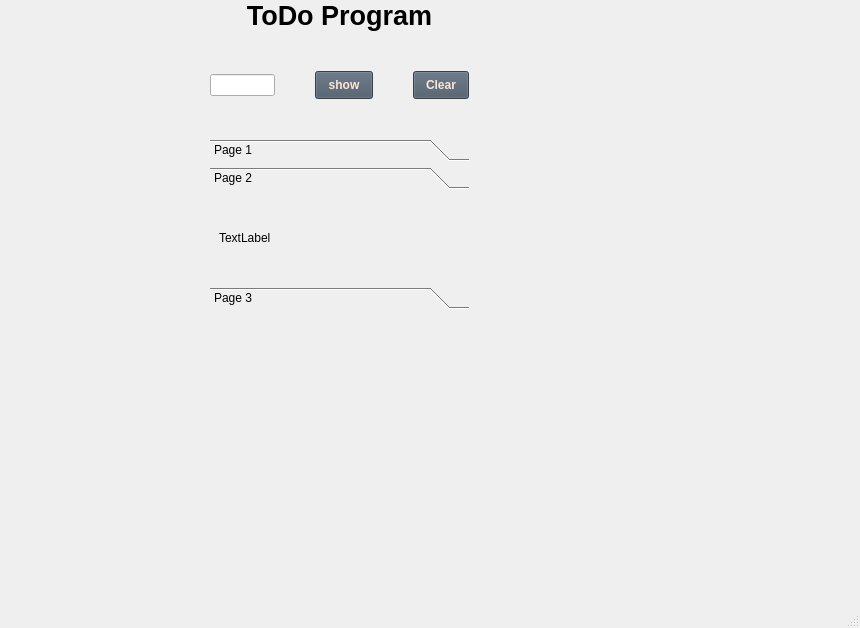
The window that mainWindow/mainwindow.ui (denysfreiuk/ToDoManager-Cpp) describes before a commit, drawn with Qt 5.
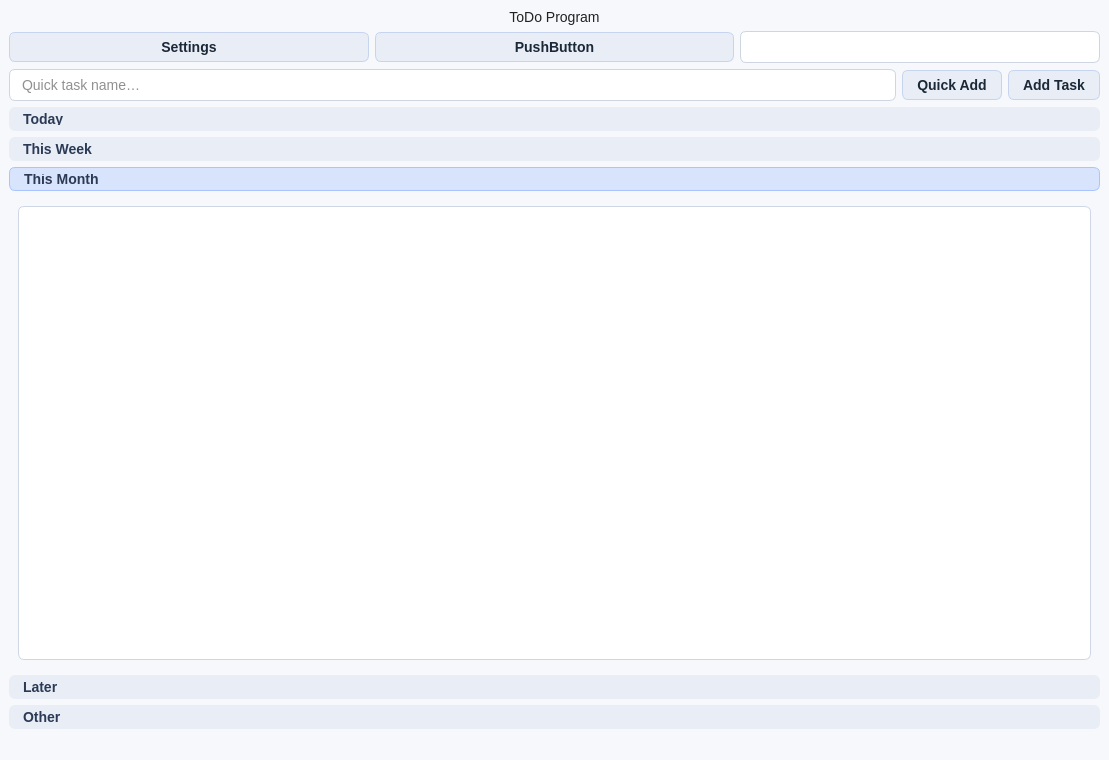
The same window after the commit. The open tabs and pages were chosen to show the change. Icons and pictures are not drawn.

Commit message: Implement main ToDo window, task widget system, and core task management features

Diff of the .ui file:
```diff
--- a/mainWindow/mainwindow.ui
+++ b/mainWindow/mainwindow.ui
@@ -6,8 +6,8 @@
    <rect>
     <x>0</x>
     <y>0</y>
-    <width>860</width>
-    <height>628</height>
+    <width>1109</width>
+    <height>760</height>
    </rect>
   </property>
   <property name="windowTitle">
@@ -16,28 +16,165 @@
   <property name="layoutDirection">
    <enum>Qt::LayoutDirection::LeftToRight</enum>
   </property>
+  <property name="styleSheet">
+   <string notr="true">/* === 🌈 GLOBAL === */
+QWidget {
+    background-color: #f6f8fb;
+    font-family: &quot;Segoe UI&quot;, &quot;Roboto&quot;, sans-serif;
+    font-size: 14px;
+    color: #222;
+}
+
+/* === 🧭 QToolBox === */
+QToolBox::tab {
+    background-color: #e9eef6;
+    border-radius: 6px;
+    padding: 6px 10px;
+    font-weight: 600;
+    color: #2b3a55;
+}
+QToolBox::tab:selected {
+    background-color: #d7e4fb;
+    border: 1px solid #aac4ff;
+}
+QToolBox::tab:hover {
+    background-color: #dfe8f9;
+}
+
+/* === 📋 QListWidget === */
+QListWidget {
+    background-color: #ffffff;
+    border: 1px solid #d0d7e4;
+    border-radius: 6px;
+    padding: 4px;
+}
+QListWidget::item {
+    margin: 2px;
+    padding: 6px 8px;
+    border-radius: 4px;
+}
+QListWidget::item:selected {
+    background-color: #e8f2ff;
+    border: 1px solid #aac8ff;
+}
+
+/* === 🧾 QLineEdit === */
+QLineEdit {
+    background-color: #ffffff;
+    border: 1px solid #cdd6e1;
+    border-radius: 6px;
+    padding: 6px 10px;
+    selection-background-color: #cfe2ff;
+}
+QLineEdit:focus {
+    border: 1px solid #6ea8fe;
+    background-color: #fefeff;
+}
+
+/* === 🔘 QPushButton === */
+QPushButton {
+    background-color: #e9eef6;
+    color: #1b2838;
+    border: 1px solid #c6d4ef;
+    border-radius: 6px;
+    padding: 6px 14px;
+    font-weight: 500;
+    transition: all 0.2s ease-in-out;
+}
+QPushButton:hover {
+    background-color: #d7e4fb;
+}
+QPushButton:pressed {
+    background-color: #c6d4ef;
+}
+QPushButton:disabled {
+    background-color: #e0e4ec;
+    color: #999;
+}
+
+/* === ⚙️ QComboBox (View Filter) === */
+QComboBox {
+    background-color: #ffffff;
+    border: 1px solid #cdd6e1;
+    border-radius: 6px;
+    padding: 6px 10px;
+    min-width: 130px;
+}
+QComboBox:hover {
+    border: 1px solid #6ea8fe;
+}
+QComboBox::drop-down {
+    border: none;
+    width: 24px;
+}
+QComboBox::down-arrow {
+    image: url(:/icons/down-arrow.png);
+    width: 10px;
+    height: 10px;
+}
+
+/* === 📦 QGroupBox / Панелі === */
+QGroupBox {
+    border: 1px solid #d0dae7;
+    border-radius: 6px;
+    margin-top: 8px;
+    background-color: #fdfdff;
+}
+QGroupBox::title {
+    subcontrol-origin: margin;
+    left: 8px;
+    padding: 0 4px;
+    color: #3b4b65;
+}
+
+/* === 🪟 QScrollBar (красивий) === */
+QScrollBar:vertical {
+    background: #f0f4fa;
+    width: 10px;
+    border-radius: 5px;
+}
+QScrollBar::handle:vertical {
+    background: #c3d4ee;
+    min-height: 25px;
+    border-radius: 5px;
+}
+QScrollBar::handle:vertical:hover {
+    background: #a9c3f2;
+}
+QScrollBar::add-line:vertical,
+QScrollBar::sub-line:vertical {
+    height: 0;
+}
+
+/* === ✅ Checkboxes / RadioButtons === */
+QCheckBox {
+    spacing: 6px;
+}
+QCheckBox::indicator {
+    width: 16px;
+    height: 16px;
+}
+QCheckBox::indicator:unchecked {
+    border: 1px solid #aabbd5;
+    border-radius: 4px;
+    background: #ffffff;
+}
+QCheckBox::indicator:checked {
+    background-color: #6ea8fe;
+    border: 1px solid #6ea8fe;
+    image: url(:/icons/checkmark.png);
+}
+</string>
+  </property>
   <property name="toolButtonStyle">
    <enum>Qt::ToolButtonStyle::ToolButtonIconOnly</enum>
   </property>
   <widget class="QWidget" name="centralwidget">
-   <widget class="QWidget" name="">
-    <property name="geometry">
-     <rect>
-      <x>210</x>
-      <y>0</y>
-      <width>259</width>
-      <height>309</height>
-     </rect>
-    </property>
-    <layout class="QVBoxLayout" name="verticalLayout" stretch="2,5,5">
-     <property name="spacing">
-      <number>40</number>
-     </property>
-     <property name="bottomMargin">
-      <number>0</number>
-     </property>
+   <layout class="QVBoxLayout" name="verticalLayout_7">
      <item>
-      <widget class="QLabel" name="MainText">
+     <layout class="QVBoxLayout" name="verticalLayout_6">
+      <item>
+       <widget class="QLabel" name="labelTitle">
        <property name="sizePolicy">
         <sizepolicy hsizetype="Preferred" vsizetype="Fixed">
          <horstretch>0</horstretch>
@@ -46,8 +183,9 @@
        </property>
        <property name="font">
         <font>
-         <pointsize>20</pointsize>
-         <bold>true</bold>
+          <family>Segoe UI</family>
+          <pointsize>-1</pointsize>
+          <fontweight>Medium</fontweight>
         </font>
        </property>
        <property name="lineWidth">
@@ -65,87 +203,53 @@
       </widget>
      </item>
      <item>
-      <layout class="QHBoxLayout" name="horizontalLayout" stretch="2,1,1">
+       <layout class="QHBoxLayout" name="horizontalLayout_2">
        <item>
-        <widget class="QLineEdit" name="lineEditInput">
-         <property name="tabletTracking">
-          <bool>false</bool>
-         </property>
-         <property name="inputMask">
-          <string/>
-         </property>
+         <widget class="QPushButton" name="settingsButton">
+          <property name="text">
+           <string>Settings</string>
+          </property>
+         </widget>
+        </item>
+        <item>
+         <widget class="QPushButton" name="detailsButton">
          <property name="text">
-          <string/>
-         </property>
-         <property name="frame">
-          <bool>true</bool>
-         </property>
+           <string>PushButton</string>
+          </property>
         </widget>
        </item>
        <item>
-        <widget class="QPushButton" name="pushButtonShow">
-         <property name="styleSheet">
-          <string notr="true">QPushButton {
-    background-color: #495867;
-    color: #FFE5D4;
-    padding: 6px 12px;
-    font-weight: bold;
-}
-QPushButton:hover {
-    background-color: #C94277;
-	color: #EFC7C2:
-}
-QPushButton:pressed {
-    background-color: #C94277;
-	color: #EFC7C2:
-}</string>
-         </property>
+         <widget class="QComboBox" name="viewFilterBox"/>
+        </item>
+       </layout>
+      </item>
+      <item>
+       <layout class="QHBoxLayout" name="horizontalLayout">
+        <item>
+         <widget class="QLineEdit" name="taskInput">
+          <property name="placeholderText">
+           <string>Quick task name…</string>
+          </property>
+         </widget>
+        </item>
+        <item>
+         <widget class="QPushButton" name="quickAddButton">
          <property name="text">
-          <string>show</string>
+           <string>Quick Add</string>
          </property>
         </widget>
        </item>
        <item>
-        <widget class="QPushButton" name="pushButtonClear">
-         <property name="styleSheet">
-          <string notr="true">QPushButton {
-    background-color: #495867;
-    color: #FFE5D4;
-    padding: 6px 12px;
-    font-weight: bold;
-}
-QPushButton:hover {
-    background-color: #44525F;
-}
-QPushButton:pressed {
-    background-color: #C94277;
-	color: #EFC7C2:
-}</string>
-         </property>
+         <widget class="QPushButton" name="addTaskButton">
          <property name="text">
-          <string>Clear</string>
+           <string>Add Task</string>
          </property>
         </widget>
        </item>
       </layout>
      </item>
      <item>
-      <widget class="QToolBox" name="toolBoxTasks">
-       <property name="contextMenuPolicy">
-        <enum>Qt::ContextMenuPolicy::DefaultContextMenu</enum>
-       </property>
-       <property name="acceptDrops">
-        <bool>false</bool>
-       </property>
-       <property name="layoutDirection">
-        <enum>Qt::LayoutDirection::LeftToRight</enum>
-       </property>
-       <property name="frameShape">
-        <enum>QFrame::Shape::NoFrame</enum>
-       </property>
-       <property name="lineWidth">
-        <number>1</number>
-       </property>
+       <widget class="QToolBox" name="toolBox">
        <property name="currentIndex">
         <number>2</number>
        </property>
@@ -163,9 +267,9 @@
           <normaloff>../resources/icons/right-arrow.png</normaloff>../resources/icons/right-arrow.png</iconset>
         </attribute>
         <attribute name="label">
-         <string>Page 1</string>
-        </attribute>
-        <layout class="QVBoxLayout" name="verticalLayout_2">
+          <string>Today</string>
+         </attribute>
+         <layout class="QVBoxLayout" name="verticalLayout">
          <item>
           <widget class="QLabel" name="label">
            <property name="text">
@@ -180,40 +284,78 @@
          <rect>
           <x>0</x>
           <y>0</y>
-          <width>257</width>
-          <height>69</height>
-         </rect>
-        </property>
-        <attribute name="icon">
-         <iconset>
-          <normaloff>../resources/icons/right-arrow.png</normaloff>../resources/icons/right-arrow.png</iconset>
-        </attribute>
+           <width>1085</width>
+           <height>404</height>
+          </rect>
+         </property>
         <attribute name="label">
-         <string>Page 2</string>
-        </attribute>
-        <layout class="QVBoxLayout" name="verticalLayout_3">
+          <string>This Week</string>
+         </attribute>
+         <layout class="QVBoxLayout" name="verticalLayout_2">
          <item>
-          <widget class="QLabel" name="label_2">
-           <property name="text">
-            <string>TextLabel</string>
-           </property>
-          </widget>
+           <widget class="QListWidget" name="weekList"/>
          </item>
         </layout>
        </widget>
        <widget class="QWidget" name="page_3">
-        <attribute name="icon">
-         <iconset>
-          <normaloff>../resources/icons/right-arrow.png</normaloff>../resources/icons/right-arrow.png</iconset>
-        </attribute>
+         <property name="geometry">
+          <rect>
+           <x>0</x>
+           <y>0</y>
+           <width>1085</width>
+           <height>404</height>
+          </rect>
+         </property>
+         <attribute name="label">
+          <string>This Month</string>
+         </attribute>
+         <layout class="QVBoxLayout" name="verticalLayout_3">
+          <item>
+           <widget class="QListWidget" name="monthList"/>
+          </item>
+         </layout>
+        </widget>
+        <widget class="QWidget" name="page_4">
+         <property name="geometry">
+          <rect>
+           <x>0</x>
+           <y>0</y>
+           <width>1085</width>
+           <height>404</height>
+          </rect>
+         </property>
         <attribute name="label">
-         <string>Page 3</string>
-        </attribute>
-       </widget>
-      </widget>
+          <string>Later</string>
+         </attribute>
+         <layout class="QVBoxLayout" name="verticalLayout_4">
+          <item>
+           <widget class="QListWidget" name="laterList"/>
+          </item>
+         </layout>
+        </widget>
+        <widget class="QWidget" name="page_5">
+         <property name="geometry">
+          <rect>
+           <x>0</x>
+           <y>0</y>
+           <width>1085</width>
+           <height>404</height>
+          </rect>
+         </property>
+         <attribute name="label">
+          <string>Other</string>
+         </attribute>
+         <layout class="QVBoxLayout" name="verticalLayout_5">
+          <item>
+           <widget class="QListWidget" name="otherList"/>
      </item>
     </layout>
    </widget>
+       </widget>
+      </item>
+     </layout>
+    </item>
+   </layout>
   </widget>
   <widget class="QMenuBar" name="menubar">
    <property name="geometry">
```
Left out of the diff: 24 changed lines with no effect on the pictures. Lines whose indentation alone changed are shown as unchanged. The commit also changes 32 other files.
